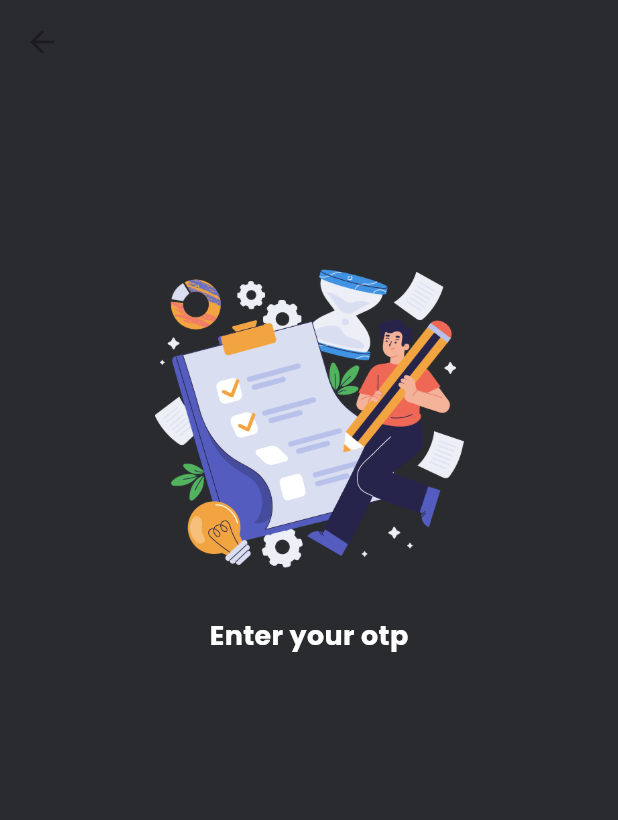
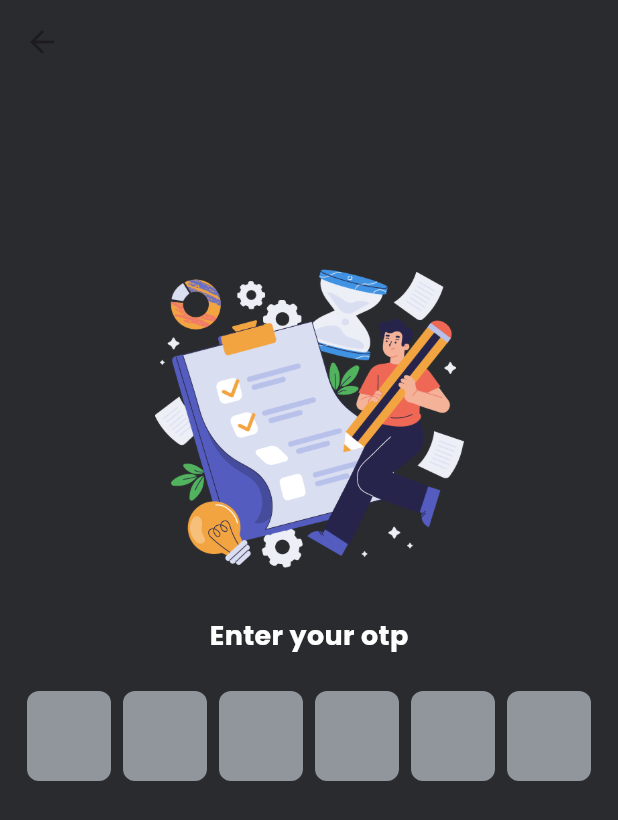
Before and after one commit to akosijho/flutter_todo_riverpod, a Flutter app: the OtpPage screen opened directly, on a phone screen of 412 x 824 dp. Shown: the top 820 px of the screen. Run offline on Flutter 3.47's test engine with Material 2 defaults, Android fonts, the phone set to English and light mode, and no system bars; drawn by our look-alikes of pinput; our stand-ins replace country_picker, flutter_screenutil, flutter_vector_icons, google_fonts, hooks_riverpod, smooth_page_indicator.

Commit message:
Create otp page.

```diff
--- a/lib/features/auth/pages/otp_page.dart
+++ b/lib/features/auth/pages/otp_page.dart
@@ -4,6 +4,7 @@ import 'package:flutter_todo_riverpod/common/utils/constants.dart';
 import 'package:flutter_todo_riverpod/common/widgets/app_style.dart';
 import 'package:flutter_todo_riverpod/common/widgets/gap.dart';
 import 'package:flutter_todo_riverpod/common/widgets/my_text.dart';
+import 'package:pinput/pinput.dart';
 
 class OtpPage extends StatelessWidget {
   const OtpPage({super.key});
@@ -11,6 +12,7 @@ class OtpPage extends StatelessWidget {
   @override
   Widget build(BuildContext context) {
     return Scaffold(
+      resizeToAvoidBottomInset: false,
       appBar: AppBar(
         backgroundColor: Colors.transparent,
       ),
@@ -38,6 +40,18 @@ class OtpPage extends StatelessWidget {
               const Gap(
                 height: 24,
               ),
+              Padding(
+                padding: EdgeInsets.symmetric(horizontal: 8.0.w),
+                child: Pinput(
+                  length: 6,
+                  onCompleted: (value) {
+                    if (value.length == 6) {}
+                  },
+                  onSubmitted: (value) {
+                    if (value.length == 6) {}
+                  },
+                ),
+              )
             ],
           ),
         ),
```
